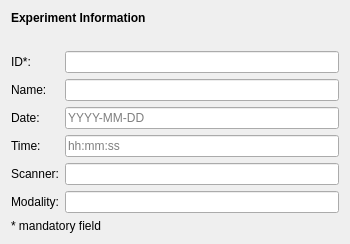
The window that Modules/XNAT/src/QmitkXnatExperimentWidgetControls.ui (MITK/MITK) describes before a commit, drawn with Qt 5.
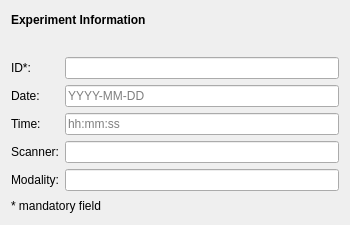
The same window after the commit.

Commit message: deleted name row in experiment widget.

What changed in the file:
```diff
--- a/Modules/XNAT/src/QmitkXnatExperimentWidgetControls.ui
+++ b/Modules/XNAT/src/QmitkXnatExperimentWidgetControls.ui
@@ -62,13 +62,6 @@
           </property>
         </widget>
       </item>
-      <item row="4" column="0">
-        <widget class="QLabel" name="nameLabel">
-          <property name="text">
-            <string>Name:</string>
-          </property>
-        </widget>
-      </item>
       <item row="2" column="0" colspan="2">
         <widget class="QLabel" name="breadcrumbLabel">
           <property name="font">
@@ -102,13 +95,6 @@
           </property>
         </widget>
       </item>
-      <item row="4" column="1">
-        <widget class="QLineEdit" name="nameLineEdit">
-          <property name="readOnly">
-            <bool>true</bool>
-          </property>
-        </widget>
-      </item>
       <item row="5" column="1">
         <widget class="QLineEdit" name="dateLineEdit">
           <property name="readOnly">
```
